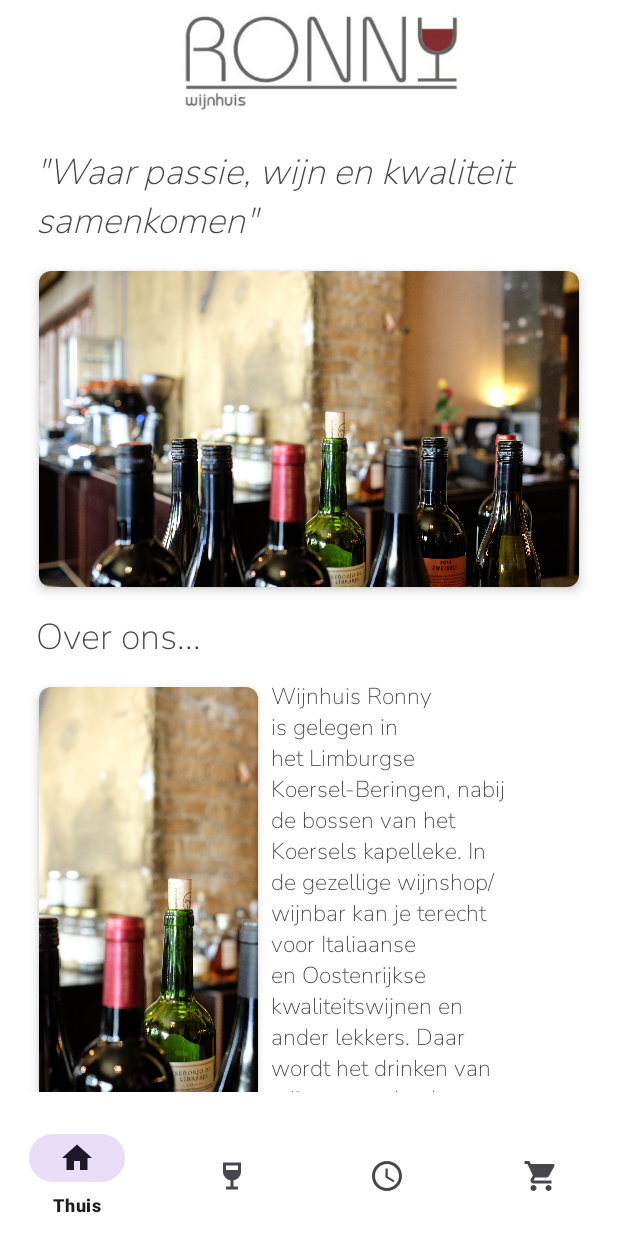
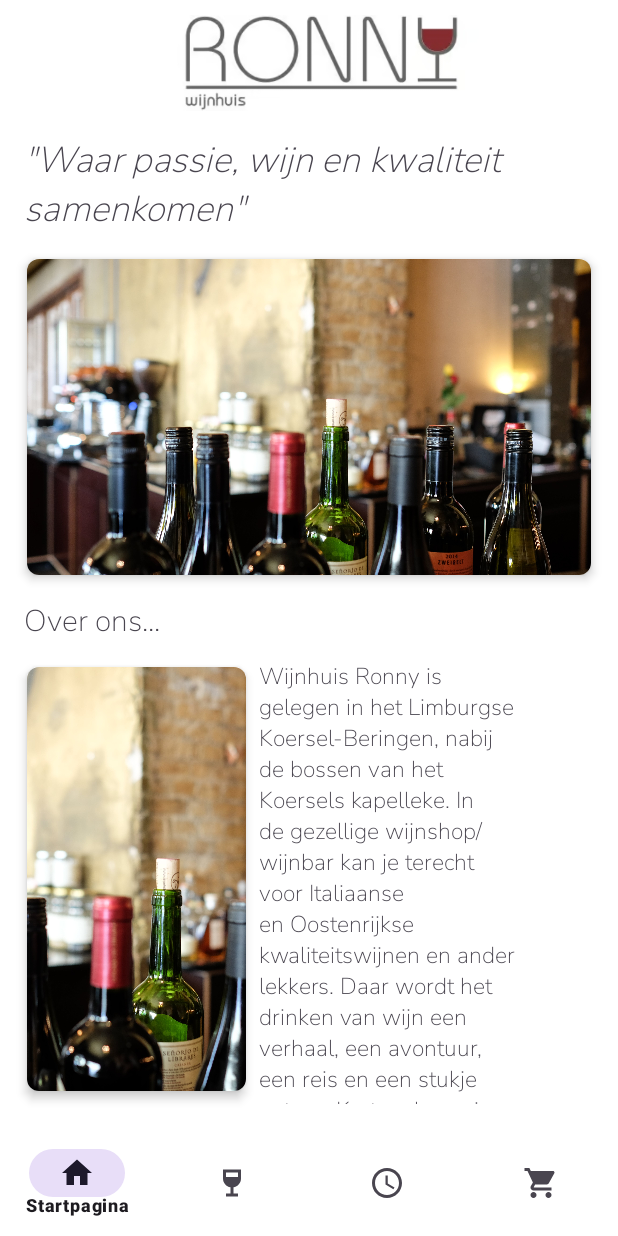
Before and after one commit to calvinliaci/AppWijnhuisRonny, an Android app: the screen it shows after launch (MainActivity), on a phone screen of 412 x 824 dp. Run offline under Robolectric (Android 15) with nearby library versions, the phone set to English and light mode, and no system bars; our stand-ins replace Firebase (no records; nobody signed in at launch, a user with empty details on screens opened directly), Picasso, data binding, navigation-ui.

Commit message:
Last small changes

```diff
--- a/app/src/main/res/layout/activity_main.xml
+++ b/app/src/main/res/layout/activity_main.xml
@@ -21,7 +21,7 @@
         android:layout_width="match_parent"
         android:layout_height="0dp"
         android:layout_weight="1"
-        android:padding="16dp"
+        android:padding="8dp"
         app:defaultNavHost="true"
         app:layout_constraintBottom_toTopOf="@+id/bottom_navigation"
         app:layout_constraintEnd_toEndOf="parent"
@@ -32,7 +32,7 @@
     <com.google.android.material.bottomnavigation.BottomNavigationView
         android:id="@+id/bottom_navigation"
         android:layout_width="match_parent"
-        android:layout_height="wrap_content"
+        android:layout_height="70dp"
         android:background="@color/white"
         app:menu="@menu/bottom_nav" />
 
--- a/app/src/main/res/layout/fragment_homepage.xml
+++ b/app/src/main/res/layout/fragment_homepage.xml
@@ -63,7 +63,7 @@
                 android:layout_marginTop="8dp"
                 android:fontFamily="@font/nunito_sans_extralight"
                 android:text="@string/overOns"
-                android:textSize="24sp"
+                android:textSize="20sp"
                 app:layout_constraintStart_toStartOf="@+id/sloganTextView"
                 app:layout_constraintTop_toBottomOf="@+id/photoCardView" />
 
@@ -90,8 +90,8 @@
 
             <TextView
                 android:id="@+id/overOnsTextView2"
-                android:layout_width="168dp"
-                android:layout_height="380dp"
+                android:layout_width="171dp"
+                android:layout_height="296dp"
                 android:layout_marginStart="2dp"
                 android:layout_marginTop="4dp"
                 android:fontFamily="@font/nunito_sans_extralight"
@@ -99,6 +99,27 @@
                 android:textSize="15sp"
                 app:layout_constraintStart_toEndOf="@+id/overOnsCardView"
                 app:layout_constraintTop_toTopOf="@+id/overOnsCardView" />
+
+            <TextView
+                android:id="@+id/overOnsTextView3"
+                android:layout_width="323dp"
+                android:layout_height="31dp"
+                android:layout_marginTop="8dp"
+                android:fontFamily="@font/nunito_sans_extralight"
+                android:text="@string/overRonny"
+                android:textSize="20sp"
+                app:layout_constraintStart_toStartOf="@+id/overOnsTextView"
+                app:layout_constraintTop_toBottomOf="@+id/overOnsTextView2" />
+
+            <TextView
+                android:id="@+id/overOnsTextView4"
+                android:layout_width="332dp"
+                android:layout_height="124dp"
+                android:fontFamily="@font/nunito_sans_extralight"
+                android:text="@string/overRonnyText"
+                android:textSize="15sp"
+                app:layout_constraintStart_toStartOf="@+id/overOnsTextView3"
+                app:layout_constraintTop_toBottomOf="@+id/overOnsTextView3" />
         </androidx.constraintlayout.widget.ConstraintLayout>
     </ScrollView>
 </layout>
--- a/app/src/main/res/menu/bottom_nav.xml
+++ b/app/src/main/res/menu/bottom_nav.xml
@@ -3,7 +3,7 @@
     <item
         android:id="@+id/homepageFragment"
         android:icon="@drawable/baseline_home_24"
-        android:title="Thuis"/>
+        android:title="Startpagina"/>
 
     <item
         android:id="@+id/winesCategoryFragment"
--- a/app/src/main/res/values/strings.xml
+++ b/app/src/main/res/values/strings.xml
@@ -30,4 +30,7 @@
     <string name="wijnhuisRonnySlogan">\"Waar passie, wijn en kwaliteit samenkomen\"</string>
     <string name="overOns">Over ons...</string>
     <string name="overOnsText">Wijnhuis Ronny is gelegen in het Limburgse Koersel-Beringen, nabij de bossen van het Koersels kapelleke. In de gezellige wijnshop/wijnbar kan je terecht voor Italiaanse en Oostenrijkse kwaliteitswijnen en ander lekkers. Daar wordt het drinken van wijn een verhaal, een avontuur, een reis en een stukje natuur. Kortom leven in een glas.\nSalute – Prost!</string>
+    <string name="startpagina">Startpagina</string>
+    <string name="overRonny">Het verhaal van Ronny Heyligen</string>
+    <string name="overRonnyText">Tijdens zijn 4-jarige opleiding tot \"wijnhandelaar-sommelier\" startte hij in 2018 met Wijnhuis Ronny. Ronny behaalde vervolgens in 2019 zijn diploma \"wijnhandelaar-sommelier\". Met trots oefent hij zijn passie voor wijn nu reeds 5 jaar uit in Wijnhuis Ronny.</string>
 </resources>
```
Also changed, not shown: app/src/main/java/com/example/appwijnhuisronny/HomepageFragment.kt (line endings or trailing spaces), app/src/main/java/com/example/appwijnhuisronny/Repositories/HomePagePhotosRepository.kt (line endings or trailing spaces), 1 other file.
